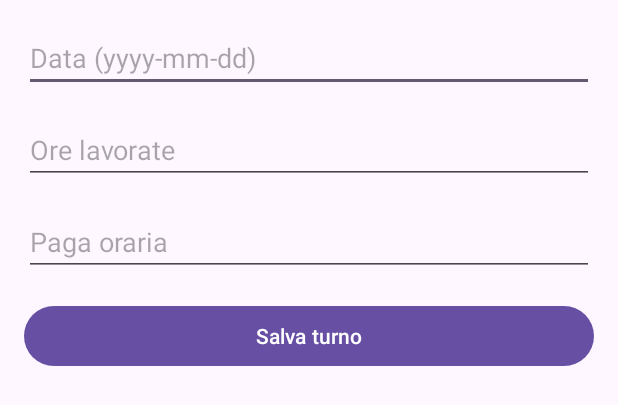
After one commit to andymeneguzzo/WorkTrackerApp, an Android app: the layout activity_add_shift.xml on its own in the app's theme, with its tools: preview values and no code run, on a phone screen of 412 x 824 dp. The commit adds this screen. Shown: the top 405 px of the screen. Run offline under Robolectric (Android 15) with nearby library versions, the phone set to English and light mode, and no system bars.

Commit message:
Updated files

```diff
--- a/app/src/main/AndroidManifest.xml
+++ b/app/src/main/AndroidManifest.xml
@@ -12,6 +12,11 @@
         android:supportsRtl="true"
         android:theme="@style/Theme.WorkTrackerApp"
         tools:targetApi="31">
+
+        <activity android:name=".ui.AddShiftActivity"/>
+        <activity android:name=".ui.ShiftListActivity"/>
+        <activity android:name=".ui.StatsActivity"/>
+
         <activity
             android:name=".ui.MainActivity"
             android:exported="true">
--- a/app/src/main/java/com/andy/worktrackerapp/data/model/Shift.java
+++ b/app/src/main/java/com/andy/worktrackerapp/data/model/Shift.java
@@ -1,4 +1,8 @@
 package com.andy.worktrackerapp.data.model;
 
+import androidx.room.Entity;
+import androidx.room.PrimaryKey;
+
 public class Shift {
+
 }
--- /dev/null
+++ b/app/src/main/res/layout/activity_add_shift.xml
@@ -0,0 +1,39 @@
+<?xml version="1.0" encoding="utf-8"?>
+<LinearLayout
+    xmlns:android="http://schemas.android.com/apk/res/android"
+    android:orientation="vertical"
+    android:layout_width="match_parent"
+    android:layout_height="match_parent"
+    android:gravity="center_horizontal"
+    android:padding="16dp">
+
+    <EditText
+        android:id="@+id/etDate"
+        android:layout_width="match_parent"
+        android:layout_height="wrap_content"
+        android:hint="Data (yyyy-mm-dd)"
+        android:layout_marginBottom="16dp"/>
+
+    <EditText
+        android:id="@+id/etHours"
+        android:layout_width="match_parent"
+        android:layout_height="wrap_content"
+        android:hint="Ore lavorate"
+        android:inputType="numberDecimal"
+        android:layout_marginBottom="16dp"/>
+
+    <EditText
+        android:id="@+id/etWage"
+        android:layout_width="match_parent"
+        android:layout_height="wrap_content"
+        android:hint="Paga oraria"
+        android:inputType="numberDecimal"
+        android:layout_marginBottom="16dp"/>
+
+    <Button
+        android:id="@+id/btnSave"
+        android:layout_width="match_parent"
+        android:layout_height="wrap_content"
+        android:text="Salva turno" />
+
+</LinearLayout>
```
Also changed, not shown: app/src/main/res/layout/activity_main.xml (+24 -13 lines), app/src/main/res/layout/activity_shift_list.xml (added, +39 -0 lines), app/src/main/res/layout/activity_stats.xml (added, +53 -0 lines).
